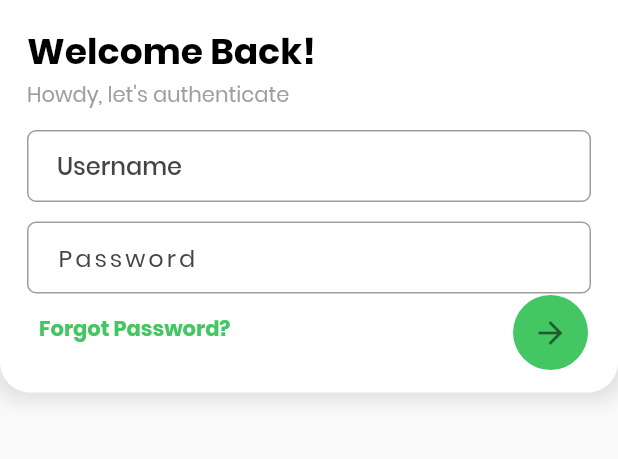
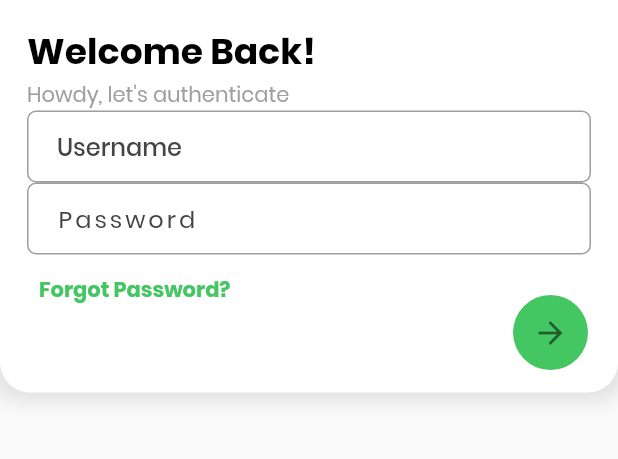
Before and after one commit to Proyek-Semester-PBP/plastix-mobile, a Flutter app: the SignInPage screen opened by its route, on a phone screen of 412 x 824 dp, the part 59-518 px from its top. Run offline on Flutter 3.47's test engine with Material 2 defaults, Android fonts, the phone set to English and light mode, and no system bars; our stand-ins replace font_awesome_flutter, page_transition; missing offline and left inert: pbp_django_auth.

Commit message:
Updated Branch

```diff
--- a/lib/main.dart
+++ b/lib/main.dart
@@ -1,8 +1,12 @@
+// @dart = 2.9
+
 import 'package:flutter/material.dart';
 import './src/screens/SignInPage.dart';
 import './src/screens/SignUpPage.dart';
 import './src/screens/HomePage.dart';
 import './src/screens/Dashboard.dart';
+import './profile/model/UserData.dart';
+import './profile/utils/userProvider.dart';
 import 'package:pbp_django_auth/pbp_django_auth.dart';
 import 'package:provider/provider.dart';
 
@@ -12,23 +16,42 @@ class MyApp extends StatelessWidget {
   // This widget is the root of your application.
   @override
   Widget build(BuildContext context) {
-    return Provider(
-        create: (_) {
+    return MultiProvider(
+      providers: [
+        Provider<CookieRequest>(create: (_) {
           CookieRequest request = CookieRequest();
           return request;
-        },
+        }),
+        ListenableProvider<UserProvider>(create: (_) {
+          UserProvider userProvider = UserProvider(
+              userTemp: UserData(
+                  name: "Guest",
+                  email: "-",
+                  mobile: "",
+                  github: "-",
+                  instagram: "-",
+                  twitter: "-",
+                  facebook: "-",
+                  point: 0,
+                  userId: 0,
+                  weight: 0,
+                  profpic: "-"));
+          return userProvider;
+        })
+      ],
       child: MaterialApp(
         title: 'Fryo',
         theme: ThemeData(
           primarySwatch: Colors.green,
           dividerColor: Colors.black,
         ),
-          home: HomePage(pageTitle: '',),
+        home: HomePage(pageTitle: 'Welcome'),
         routes: <String, WidgetBuilder>{
           '/signup': (BuildContext context) => SignUpPage(),
           '/signin': (BuildContext context) => SignInPage(),
           '/dashboard': (BuildContext context) => Dashboard(),
         },
-        ));
+      ),
+    );
   }
 }
--- a/lib/src/screens/SignInPage.dart
+++ b/lib/src/screens/SignInPage.dart
@@ -1,4 +1,9 @@
 import 'package:flutter/material.dart';
+import 'package:page_transition/page_transition.dart';
+import 'package:pbp_django_auth/pbp_django_auth.dart';
+import 'package:provider/provider.dart';
+import '../../profile/model/UserData.dart';
+import '../../profile/utils/userProvider.dart';
 import '../shared/styles.dart';
 import '../shared/colors.dart';
 import '../shared/inputFields.dart';
@@ -9,20 +14,25 @@ import './Dashboard.dart';
 class SignInPage extends StatefulWidget {
   // final String pageTitle;
 
-  SignInPage({Key? key}) : super(key: key);
+  const SignInPage({Key? key}) : super(key: key);
 
   @override
   _SignInPageState createState() => _SignInPageState();
 }
 
 class _SignInPageState extends State<SignInPage> {
+  String username = '';
+  String password1 = '';
   @override
   Widget build(BuildContext context) {
+    final request = context.watch<CookieRequest>();
+    final userProvider = context.watch<UserProvider>();
+
     return Scaffold(
         appBar: AppBar(
           elevation: 0,
           backgroundColor: white,
-        title: Text('Sign In',
+          title: const Text('Sign In',
               style: TextStyle(
                   color: Colors.grey, fontFamily: 'Poppins', fontSize: 15)),
           actions: <Widget>[
@@ -31,10 +41,10 @@ class _SignInPageState extends State<SignInPage> {
                 // Navigator.of(context).pushReplacementNamed('/signup');
                 Navigator.pushReplacement(
                   context,
-                    MaterialPageRoute(builder: (context) => SignUpPage()),);
-
+                  MaterialPageRoute(builder: (context) => SignUpPage()),
+                );
               },
-            child: Text('Sign Up', style: contrastText),
+              child: const Text('Sign Up', style: contrastText),
             )
           ],
         ),
@@ -42,20 +52,56 @@ class _SignInPageState extends State<SignInPage> {
           shrinkWrap: true,
           children: <Widget>[
             Container(
-        padding: EdgeInsets.only(left: 18, right: 18),
+              padding: const EdgeInsets.only(left: 18, right: 18),
+              height: 245,
+              width: double.infinity,
+              decoration: authPlateDecoration,
               child: Stack(
                 children: <Widget>[
                   Column(
                     mainAxisAlignment: MainAxisAlignment.start,
                     crossAxisAlignment: CrossAxisAlignment.start,
                     children: <Widget>[
-                Text('Welcome Back!', style: h3),
-                Text('Howdy, let\'s authenticate', style: taglineText),
-                fryoTextInput('Username'),
-                fryoPasswordInput('Password'),
+                      const Text('Welcome Back!', style: h3),
+                      const Text('Howdy, let\'s authenticate',
+                          style: taglineText),
+                      TextField(
+                        style: inputFieldTextStyle,
+                        decoration: const InputDecoration(
+                            hintText: "Username",
+                            hintStyle: inputFieldHintTextStyle,
+                            focusedBorder: inputFieldFocusedBorderStyle,
+                            contentPadding: EdgeInsets.symmetric(
+                                horizontal: 20, vertical: 10),
+                            border: inputFieldDefaultBorderStyle),
+                        // controller: myController,
+                        onChanged: (String _username) {
+                          setState(() {
+                            username = _username;
+                          });
+                        },
+                      ),
+                      TextField(
+                        obscureText: true,
+                        style: inputFieldHintPaswordTextStyle,
+                        decoration: const InputDecoration(
+                            hintText: "Password",
+                            hintStyle: inputFieldHintPaswordTextStyle,
+                            focusedBorder: inputFieldFocusedBorderStyle,
+                            contentPadding: EdgeInsets.symmetric(
+                                horizontal: 20, vertical: 10),
+                            border: inputFieldDefaultBorderStyle),
+                        // controller: myController,
+                        onChanged: (String _password1) {
+                          setState(() {
+                            password1 = _password1;
+                          });
+                        },
+                      ),
                       TextButton(
                         onPressed: () {},
-                  child: Text('Forgot Password?', style: contrastTextBold),
+                        child: const Text('Forgot Password?',
+                            style: contrastTextBold),
                       )
                     ],
                   ),
@@ -65,26 +111,52 @@ class _SignInPageState extends State<SignInPage> {
                     child: TextButton(
                       style: TextButton.styleFrom(
                         backgroundColor: primaryColor,
-                  padding: EdgeInsets.all(13),
-                  shape: CircleBorder(),
+                        padding: const EdgeInsets.all(13),
+                        shape: const CircleBorder(),
                       ),
-                onPressed: () {
+                      onPressed: () async {
+                        debugPrint(username);
+                        debugPrint(password1);
+                        var response = {};
+                        try {
+                          response = await request.login(
+                            'https://proyek-semester-pbp.up.railway.app/auth/login/',
+                            {
+                              'username': username.toString(),
+                              'password': password1.toString()
+                            },
+                          );
+                        } catch (e) {
+                          debugPrint(e.toString());
+                        }
+                        // debugPrint(response['message'].toString());
+
+                        if (request.loggedIn) {
+                          // Code here will run if the login succeeded.
+                          debugPrint("Sucess");
+                          debugPrint(response['data'].toString());
+                          userProvider.userTemp =
+                              UserData.fromJson(response['data']);
+                          debugPrint(username);
+                          debugPrint(password1);
                           Navigator.pushReplacement(
                               context,
-                    MaterialPageRoute(builder: (context) => Dashboard()),);
+                              PageTransition(
+                                  type: PageTransitionType.rightToLeft,
+                                  child: Dashboard()));
+                        } else {
+                          // Code here will run if the login failed (wrong username/password).
+                          debugPrint("Username or password is incorrect!");
+                          // debugPrint(response["message"]);
+                        }
                       },
                       child: Icon(Icons.arrow_forward, color: darkText),
                     ),
                   )
                 ],
               ),
-        height: 245,
-
-        width: double.infinity,
-        decoration: authPlateDecoration,
             ),
           ],
-      )
-    );
+        ));
   }
 }
```
Also changed, not shown: lib/src/screens/SignUpPage.dart (+6 -8 lines). Lines whose indentation alone changed are shown as unchanged.
